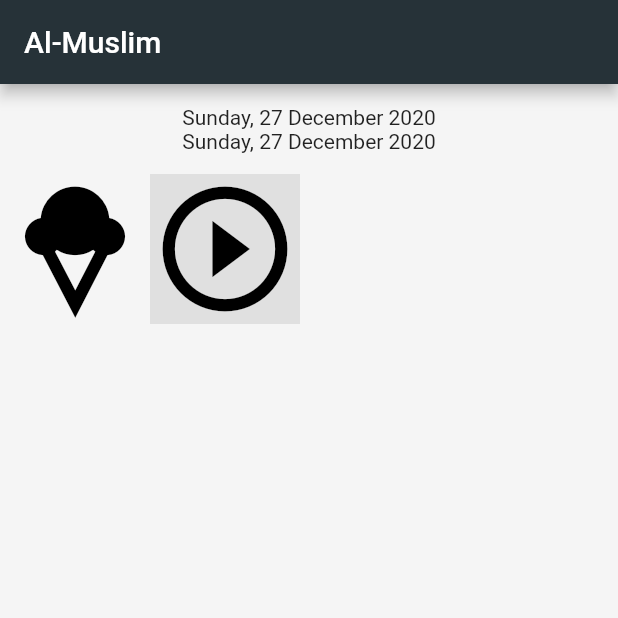
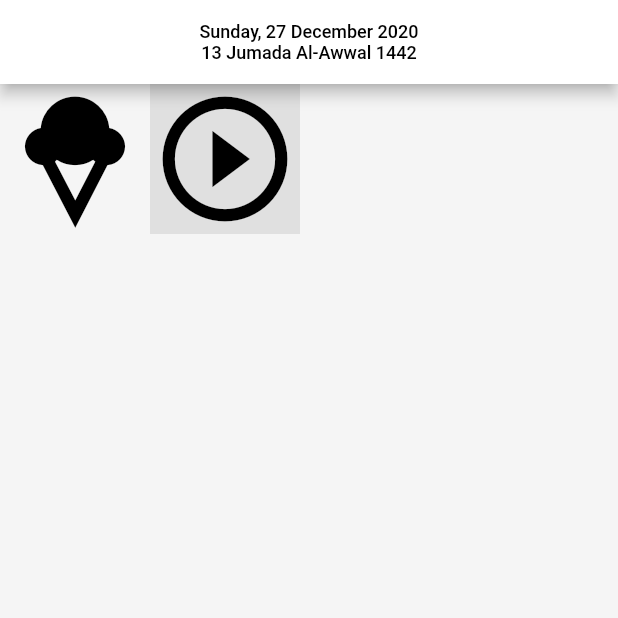
Before and after one commit to almumin/almuslim, a Flutter app: the screen it shows after launch, on a phone screen of 412 x 824 dp, the top half of it. Run offline on Flutter 3.47's test engine with Material 2 defaults, Android fonts, the phone set to English and light mode, and no system bars; our stand-ins replace hijri.

Commit message:
updated ui

```diff
--- a/lib/widgets/home.dart
+++ b/lib/widgets/home.dart
@@ -1,26 +1,38 @@
 import 'package:flutter/cupertino.dart';
 import 'package:flutter/material.dart';
+import 'package:hijri/hijri_calendar.dart';
 
 class HomeView extends StatelessWidget {
+  HijriCalendar _hijriToday = new HijriCalendar.now();
+
   @override
   Widget build(BuildContext context) {
     return Scaffold(
       appBar: AppBar(
-        title: Text("Al-Muslim"),
-        backgroundColor: Colors.blueGrey.shade900,
+        title: Padding(
+          padding: const EdgeInsets.all(14.0),
+          child: Center(
+            child: Column(
+              children: [
+                Text(
+                  "Sunday, 27 December 2020",
+                  textAlign: TextAlign.center,
+                  style: TextStyle(color: Colors.black, fontSize: 12),
+                ),
+                Text(
+                  "${_hijriToday.hDay} ${_hijriToday.longMonthName} ${_hijriToday.hYear}",
+                  textAlign: TextAlign.center,
+                  style: TextStyle(color: Colors.black, fontSize: 12),
+                ),
+              ],
+            ),
+          ),
+        ),
+        backgroundColor: Colors.white,
       ),
       backgroundColor: Colors.grey.shade100,
       body: Column(
         children: [
-          Padding(
-            padding: const EdgeInsets.all(14.0),
-            child: Column(
-              children: [
-                Text("Sunday, 27 December 2020"),
-                Text("Sunday, 27 December 2020"),
-              ],
-            ),
-          ),
           Container(
             child: Row(
               children: [
--- a/pubspec.yaml
+++ b/pubspec.yaml
@@ -28,6 +28,7 @@ dependencies:
   # The following adds the Cupertino Icons font to your application.
   # Use with the CupertinoIcons class for iOS style icons.
   cupertino_icons: ^1.0.0
+  hijri: ^2.0.3
 
 dev_dependencies:
   flutter_test:
```
Also changed, not shown: pubspec.lock.
